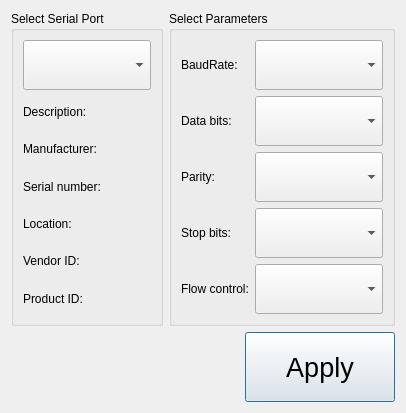
Old version of the form sw/Bullseye/settingsdialog.ui in the repository mlundh/BLEtarget.
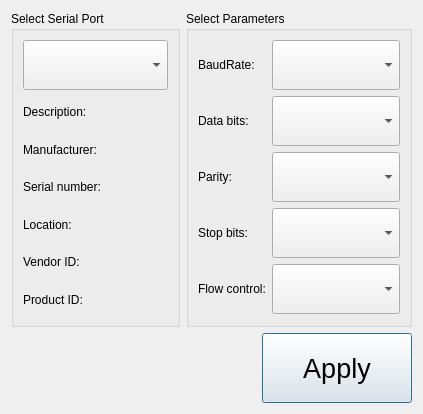
New version of the form.

The edit to the form file:
```diff
--- a/sw/Bullseye/settingsdialog.ui
+++ b/sw/Bullseye/settingsdialog.ui
@@ -6,8 +6,8 @@
    <rect>
     <x>0</x>
     <y>0</y>
-    <width>374</width>
-    <height>331</height>
+    <width>423</width>
+    <height>414</height>
    </rect>
   </property>
   <property name="windowTitle">
```
